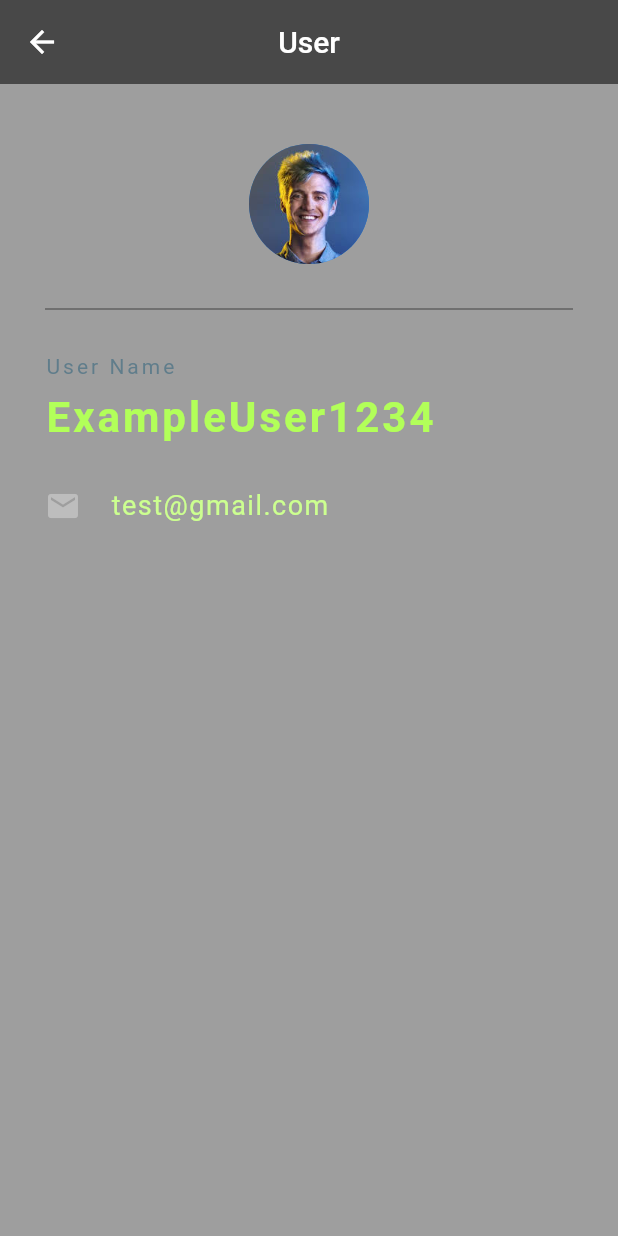
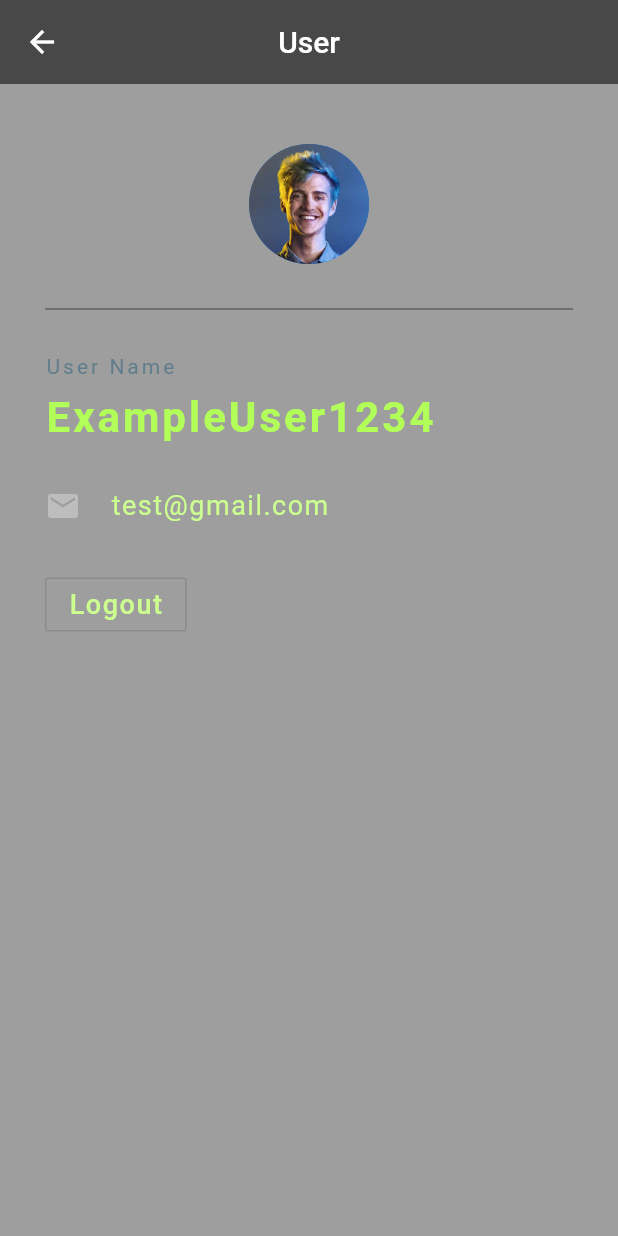
Before and after one commit to ArroVol/streamer_review, a Flutter app: the Profile screen opened by its route, on a phone screen of 412 x 824 dp. Run offline on Flutter 3.47's test engine with Material 2 defaults, Android fonts, the phone set to English and light mode, and no system bars; our stand-ins replace firebase_messaging, flutter_login, flutter_rating_bar, flutter_secure_storage, google_fonts, shared_preferences and 1 more; missing offline and left inert: dbutils; accounts and stored records are empty.

```diff
--- a/lib/expansion_row_container.dart
+++ b/lib/expansion_row_container.dart
@@ -1,5 +1,5 @@
 import 'package:flutter/material.dart';
-import 'package:streamer_review/streamer_thumb.dart';
+import 'file:///C:/Users/Brendan/AndroidStudioProjects/lab4/streamer_review/lib/widgets/streamer_thumb.dart';
 import 'package:streamer_review/helper/database_helper.dart' as DBHelper;
 import 'helper/database_helper.dart';
 
--- a/lib/helper/database_helper.dart
+++ b/lib/helper/database_helper.dart
@@ -4,7 +4,7 @@ import 'package:sqflite/sqflite.dart';
 import 'package:streamer_review/model/broadcaster_tag.dart';
 import 'package:streamer_review/model/user.dart';
 import 'package:streamer_review/streamer.dart';
-import 'package:streamer_review/streamer_thumb.dart';
+import 'file:///C:/Users/Brendan/AndroidStudioProjects/lab4/streamer_review/lib/widgets/streamer_thumb.dart';
 import 'dart:convert';
 import 'package:streamer_review/secure_storage/secure_storage.dart';
 
--- a/lib/profile.dart
+++ b/lib/profile.dart
@@ -1,4 +1,8 @@
 import 'package:flutter/material.dart';
+import 'package:streamer_review/widgets/anotherMain.dart';
+
+import 'custom_route.dart';
+import 'login.dart';
 
 class Profile extends StatefulWidget {
   @override
@@ -63,6 +67,22 @@ class _ProfileState extends State<Profile> {
                 ),
               ],
             ),
+            SizedBox(height: 30),
+            OutlineButton(onPressed: () {
+              secureStorage.deleteSecureData('email');
+              secureStorage.deleteSecureData('password');
+
+              Navigator.of(context).pushReplacement(FadePageRoute(
+                builder: (context) => LoginScreen(),
+              ));
+            },
+            child: Text('Logout',
+            style: TextStyle(
+                color: Colors.lightGreenAccent[100],
+                fontSize: 18,
+                letterSpacing: 1
+            )),
+            )
           ],
         ),
       ),
```
Also changed, not shown: lib/home.dart (+1 -20 lines), lib/widgets/streamer_thumb.dart (renamed from lib/streamer_thumb.dart, +6 -4 lines).
